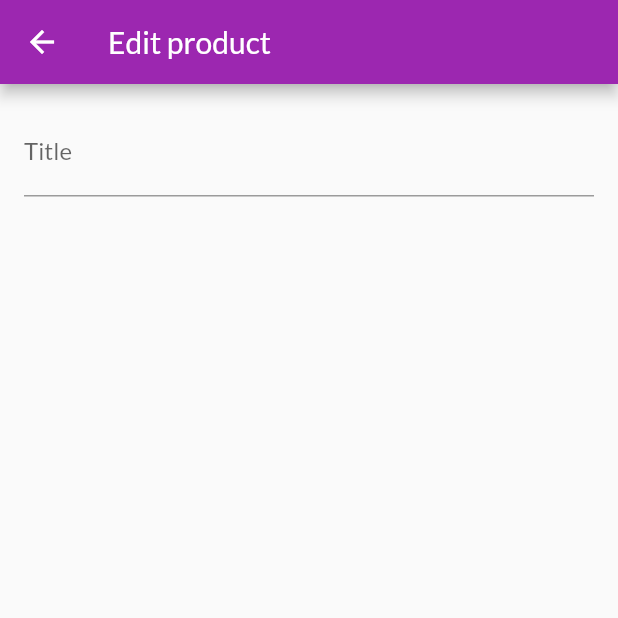
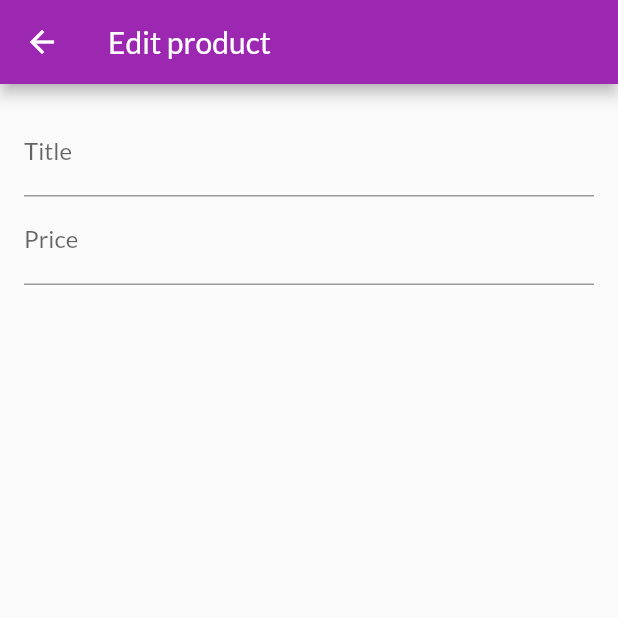
Before and after one commit to Russkazkin/flutter_shop_app, a Flutter app: the EditProductScreen screen opened by its route, on a phone screen of 412 x 824 dp, the top half of it. Run offline on Flutter 3.47's test engine with Material 2 defaults, Android fonts, the phone set to English and light mode, and no system bars; network calls fail.

Commit message:
Add input focus handling

```diff
--- a/lib/screens/edit_product_screen.dart
+++ b/lib/screens/edit_product_screen.dart
@@ -8,6 +8,8 @@ class EditProductScreen extends StatefulWidget {
 }
 
 class _EditProductScreenState extends State<EditProductScreen> {
+  final _priceFocusNode = FocusNode();
+
   @override
   Widget build(BuildContext context) {
     return Scaffold(
@@ -22,6 +24,13 @@ class _EditProductScreenState extends State<EditProductScreen> {
               TextFormField(
                 decoration: InputDecoration(labelText: 'Title'),
                 textInputAction: TextInputAction.next,
+                onFieldSubmitted: (_) => FocusScope.of(context).requestFocus(_priceFocusNode),
+              ),
+              TextFormField(
+                decoration: InputDecoration(labelText: 'Price'),
+                textInputAction: TextInputAction.next,
+                keyboardType: TextInputType.number,
+                focusNode: _priceFocusNode,
               ),
             ],
           ),
```
